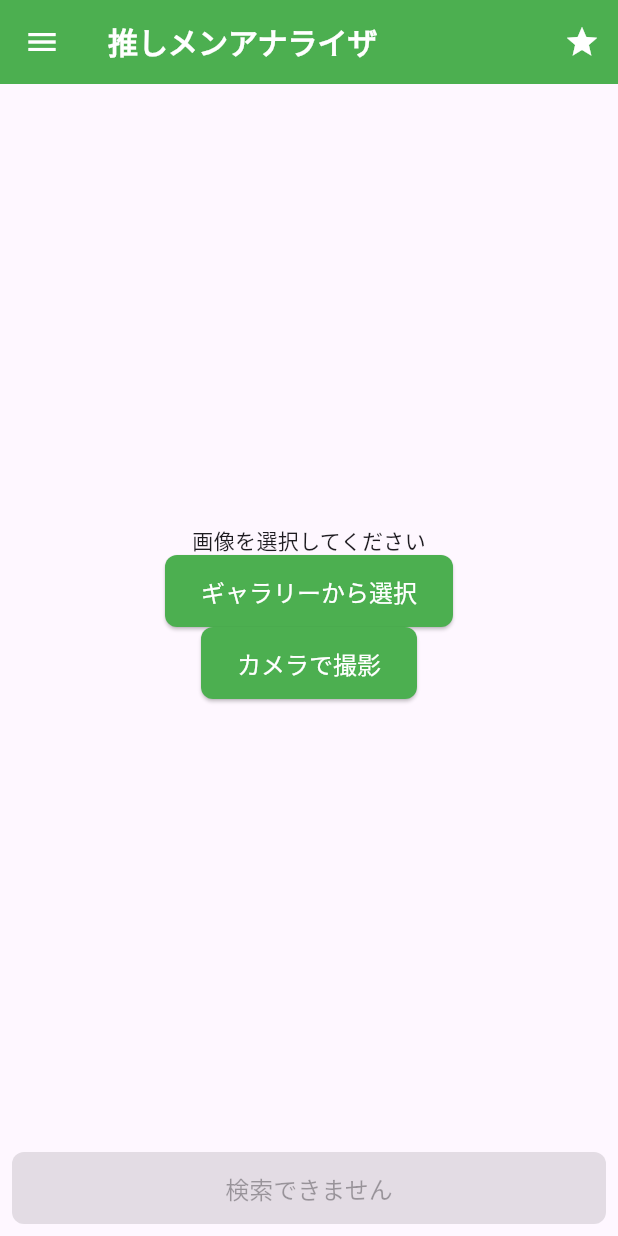
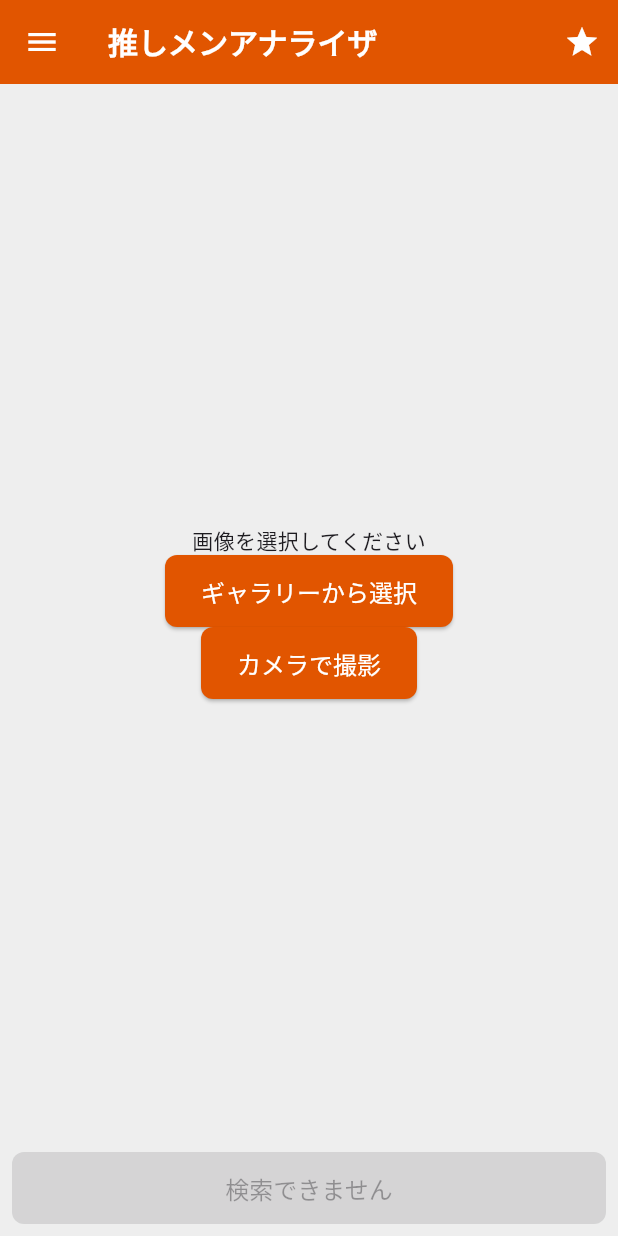
Before and after one commit to NaruseYuki/ramen_recommendation, a Flutter app: the screen it shows after launch, in the side drawer, after a tap on the "star" icon, on a phone screen of 412 x 824 dp. Run offline on Flutter 3.47's test engine with Material 3 defaults, Android fonts, the phone set to English and light mode, and no system bars; our stand-ins replace dio, easy_localization, flutter_riverpod, freezed_annotation, geolocator, image_picker and 5 more; missing offline and left inert: tflite_flutter; accounts and stored records are empty; generated files the repository leaves out were written again; Roboto replaces fonts that are missing (Noto Sans JP).

```diff
--- a/lib/main.dart
+++ b/lib/main.dart
@@ -2,6 +2,7 @@
 import 'package:easy_localization/easy_localization.dart';
 import 'package:flutter/material.dart';
 import 'package:flutter_riverpod/flutter_riverpod.dart';
+import 'package:ramen_recommendation/utils/color.dart';
 import 'package:ramen_recommendation/views/screens/home_screen.dart';
 import 'package:flutter_localizations/flutter_localizations.dart';
 
@@ -43,8 +44,7 @@ class MyApp extends StatelessWidget {
 
   ThemeData _buildThemeData() {
     return ThemeData(
-      primarySwatch: Colors.green,
-      fontFamily: 'Noto Sans JP', // フォントを指定
+      fontFamily: 'Noto Sans JP',
       appBarTheme: _buildAppBarTheme(),
       elevatedButtonTheme: _buildElevatedButtonTheme(),
       cardTheme: _buildCardTheme(),
@@ -53,7 +53,7 @@ class MyApp extends StatelessWidget {
 
   AppBarTheme _buildAppBarTheme() {
     return const AppBarTheme(
-      backgroundColor: Colors.green,
+      backgroundColor: AppColor.primary,
       foregroundColor: Colors.white,
       titleTextStyle: TextStyle(
         fontSize: 20,
@@ -65,7 +65,7 @@ class MyApp extends StatelessWidget {
   ElevatedButtonThemeData _buildElevatedButtonTheme() {
     return ElevatedButtonThemeData(
       style: ElevatedButton.styleFrom(
-        backgroundColor: Colors.green,
+        backgroundColor: AppColor.primary,
         foregroundColor: Colors.white,
         textStyle: const TextStyle(
           fontSize: 16,
--- /dev/null
+++ b/lib/utils/color.dart
@@ -0,0 +1,13 @@
+import 'dart:ui';
+
+import 'package:flutter/material.dart';
+
+class AppColor {
+  // プライベートコンストラクタでインスタンス化を防止
+  AppColor._();
+
+  static const Color primary = Color(0xFFE15500);
+  static const Color secondary = Color(0xFF015C9A);
+  static const Color background = Color(0xFFEEEEEE);
+
+}
--- a/lib/views/screens/favorite_places_screen.dart
+++ b/lib/views/screens/favorite_places_screen.dart
@@ -6,6 +6,8 @@ import 'package:ramen_recommendation/viewmodels/favorite_places_viewmodel.dart';
 import 'package:ramen_recommendation/views/screens/base/error_listening_screen.dart';
 import 'package:ramen_recommendation/views/screens/place_detail_screen.dart';
 import 'package:easy_localization/easy_localization.dart';
+
+import '../../utils/color.dart';
 
 class FavoritePlacesScreen extends ConsumerStatefulWidget {
   const FavoritePlacesScreen({super.key});
@@ -35,7 +37,9 @@ class _FavoritePlacesScreenState extends ErrorListeningScreen<FavoritePlacesScre
     final scaffoldMessenger = ScaffoldMessenger.of(context);
 
     return Scaffold(
+      backgroundColor: AppColor.background,
       appBar: AppBar(
+        backgroundColor: AppColor.primary,
         title: Text('favorite.title'.tr()),
       ),
       body: state.isLoading
@@ -75,7 +79,7 @@ class _FavoritePlacesScreenState extends ErrorListeningScreen<FavoritePlacesScre
             onTap: () {
               showModalBottomSheet(
                 context: context,
-                backgroundColor: Colors.green, // ボトムシートの背景色を設定
+                backgroundColor: AppColor.primary, // ボトムシートの背景色を設定
                 isScrollControlled: true, // 全画面のボトムシートにする場合
                 useSafeArea: true, // セーフエリアを考慮する場合
                 showDragHandle: true,
--- a/lib/views/screens/home_screen.dart
+++ b/lib/views/screens/home_screen.dart
@@ -3,6 +3,7 @@ import 'package:easy_localization/easy_localization.dart';
 import 'package:flutter/material.dart';
 import 'package:flutter_riverpod/flutter_riverpod.dart';
 import 'package:ramen_recommendation/models/ramen_state.dart';
+import 'package:ramen_recommendation/utils/color.dart';
 import 'package:ramen_recommendation/viewmodels/home_viewmodel.dart';
 import 'package:ramen_recommendation/views/screens/base/error_listening_screen.dart';
 import 'package:ramen_recommendation/views/screens/favorite_places_screen.dart';
@@ -49,8 +50,10 @@ class _HomeScreenState extends ErrorListeningScreen<HomeScreen> with WidgetsBind
     final homeState = ref.watch(homeViewModelProvider);
 
     return Scaffold(
+      backgroundColor: AppColor.background,
       appBar: AppBar(
         title: Text('app_title'.tr()),
+        backgroundColor: AppColor.primary,
         actions: [
           IconButton(
             icon: const Icon(Icons.star),
--- a/lib/views/screens/menu/menu.dart
+++ b/lib/views/screens/menu/menu.dart
@@ -3,7 +3,9 @@ import 'package:easy_localization/easy_localization.dart';
 import 'package:flutter/material.dart';
 import 'package:package_info_plus/package_info_plus.dart';
 import 'package:ramen_recommendation/views/screens/favorite_places_screen.dart';
-import 'package:ramen_recommendation/views/screens/home_screen.dart'; // HomeScreenをインポート
+import 'package:ramen_recommendation/views/screens/home_screen.dart';
+
+import '../../../utils/color.dart'; // HomeScreenをインポート
 
 class AppDrawer extends StatelessWidget {
   const AppDrawer({super.key});
@@ -23,7 +25,7 @@ class AppDrawer extends StatelessWidget {
         children: [
           const DrawerHeader(
             decoration: BoxDecoration(
-              color: Colors.green,
+              color: AppColor.secondary,
             ),
             child: Center(
               child: Text(
--- a/lib/views/screens/search_results_screen.dart
+++ b/lib/views/screens/search_results_screen.dart
@@ -3,6 +3,7 @@ import 'package:easy_localization/easy_localization.dart';
 import 'package:flutter/material.dart';
 import 'package:flutter_riverpod/flutter_riverpod.dart';
 import 'package:ramen_recommendation/models/ramen_place.dart';
+import 'package:ramen_recommendation/utils/color.dart';
 import 'package:ramen_recommendation/viewmodels/search_results_viewmodel.dart';
 import 'package:ramen_recommendation/views/screens/base/error_listening_screen.dart';
 import 'package:ramen_recommendation/views/screens/place_detail_screen.dart';
@@ -50,7 +51,7 @@ class _SearchResultsScreenState extends ErrorListeningScreen<SearchResultsScreen
             onTap: () {
               showModalBottomSheet(
                 context: context,
-                backgroundColor: Colors.green,
+                backgroundColor: AppColor.primary,
                 isScrollControlled: true, // 全画面のボトムシートにする場合
                 useSafeArea: true, // セーフエリアを考慮する場合
                 showDragHandle: true,
```
Also changed, not shown: lib/views/screens/place_detail_screen.dart (+6 -10 lines).
